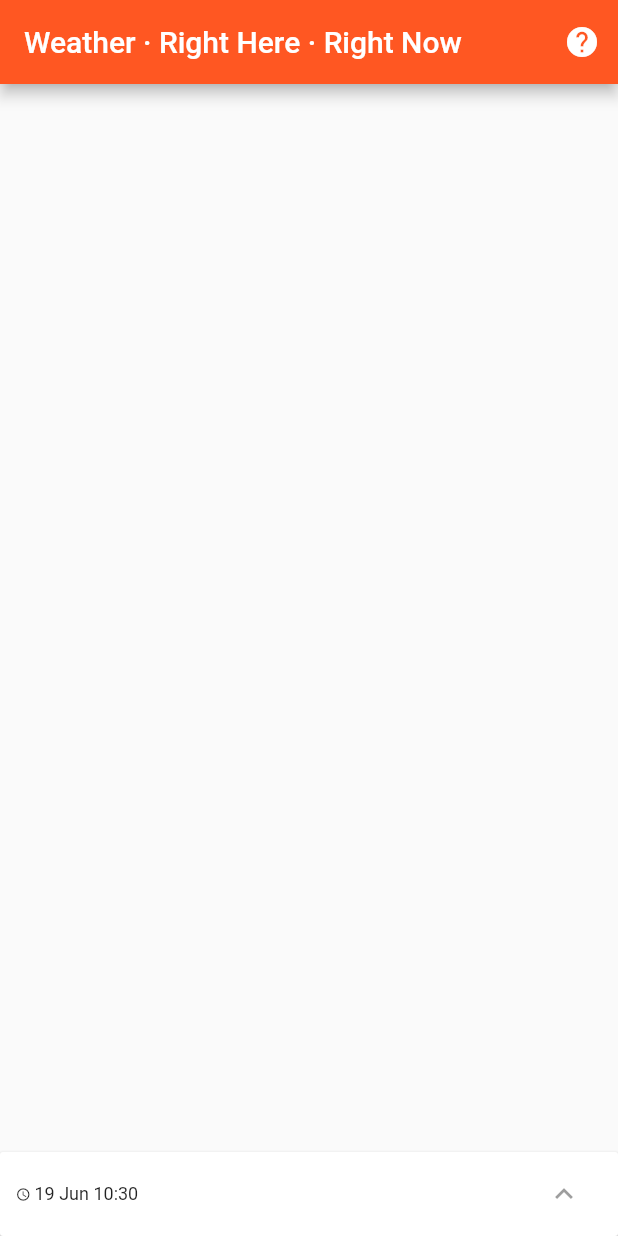
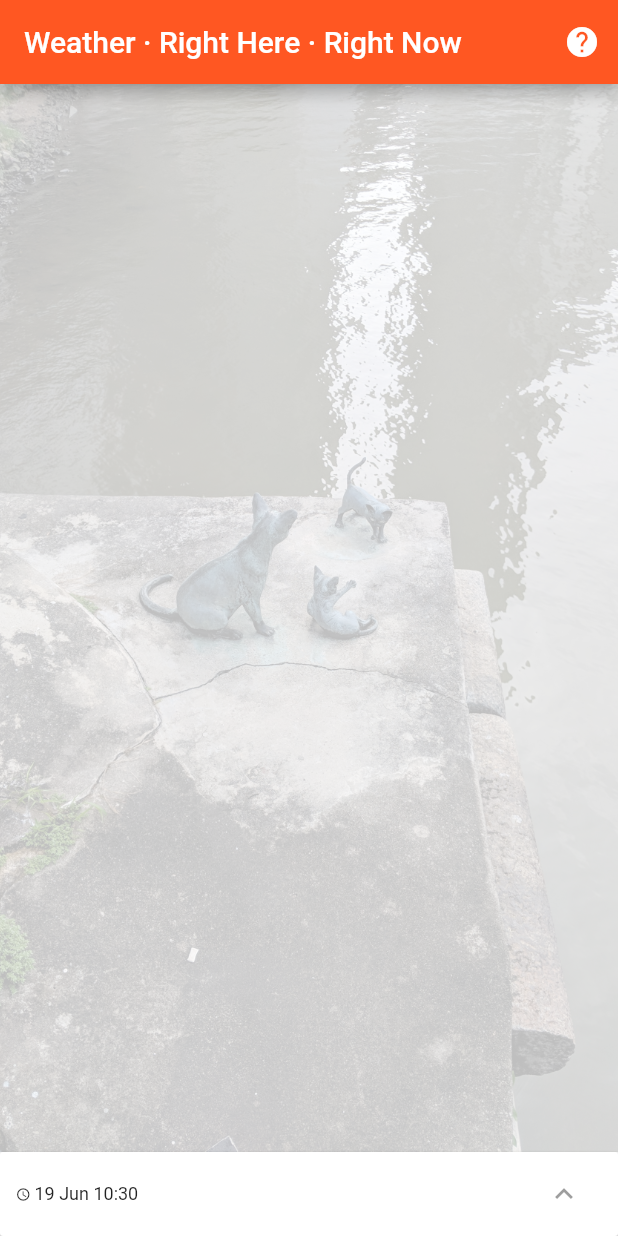
Before and after one commit to hum-ler/weather, a Flutter app: the screen it shows after launch, on a phone screen of 412 x 824 dp. Run offline on Flutter 3.47's test engine with Material 2 defaults, Android fonts, the light colour scheme and no system bars; our stand-ins replace flutter_markdown, geolocator, weather_icons.

Commit message:
Add sample background with color filter.

```diff
--- a/lib/routes/home.dart
+++ b/lib/routes/home.dart
@@ -107,6 +107,18 @@ class _HomeState extends State<Home> with WidgetsBindingObserver {
                 builder: (context, constraints) => SingleChildScrollView(
                   physics: AlwaysScrollableScrollPhysics(),
                   child: Container(
+                    decoration: BoxDecoration(
+                      image: DecorationImage(
+                        image: AssetImage('assets/images/kucinta.jpg'),
+                        fit: BoxFit.cover,
+                        colorFilter: ColorFilter.mode(
+                          Theme.of(context).brightness == Brightness.dark
+                              ? Colors.black.withOpacity(0.5)
+                              : Colors.white.withOpacity(0.75),
+                          BlendMode.srcATop,
+                        ),
+                      ),
+                    ),
                     height: MediaQuery.of(context).size.height -
                         Scaffold.of(context).appBarMaxHeight -
                         // Might be impossible to get the height of the details
--- a/pubspec.yaml
+++ b/pubspec.yaml
@@ -52,6 +52,7 @@ flutter:
   #   - images/a_dot_ham.jpeg
   assets:
     - assets/images/logo.png
+    - assets/images/kucinta.jpg
 
   # An image asset can refer to one or more resolution-specific "variants", see
   # https://flutter.dev/assets-and-images/#resolution-aware.
```
Also changed, not shown: assets/images/kucinta.jpg (added).
